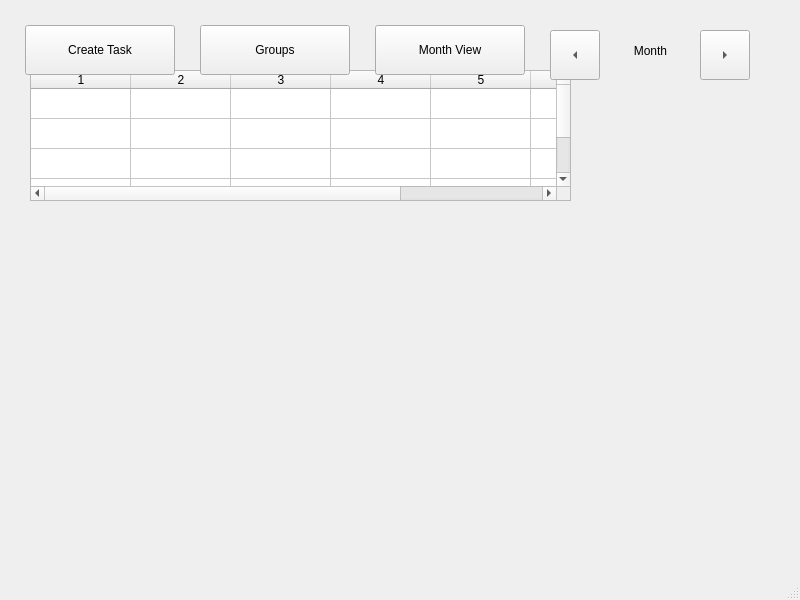
The window that mainwindow.ui (Racabane/TaskPlanner) describes before a commit, drawn with Qt 5.
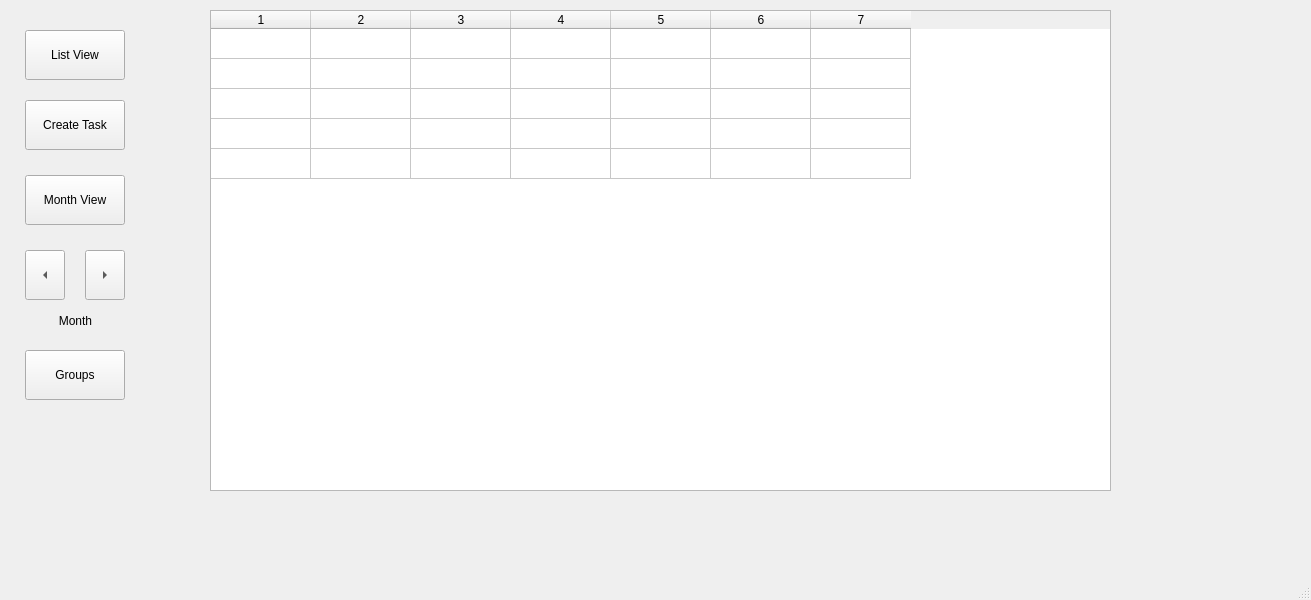
The same window after the commit.

Commit message: added list but issues with loading more tasks and visualls

Patch:
```diff
--- a/mainwindow.ui
+++ b/mainwindow.ui
@@ -6,7 +6,7 @@
    <rect>
     <x>0</x>
     <y>0</y>
-    <width>800</width>
+    <width>1311</width>
     <height>600</height>
    </rect>
   </property>
@@ -20,12 +20,18 @@
    <widget class="QTableWidget" name="tableWidget">
     <property name="geometry">
      <rect>
-      <x>30</x>
-      <y>70</y>
-      <width>541</width>
-      <height>131</height>
+      <x>210</x>
+      <y>10</y>
+      <width>901</width>
+      <height>481</height>
      </rect>
     </property>
+    <property name="sizePolicy">
+     <sizepolicy hsizetype="Expanding" vsizetype="Expanding">
+      <horstretch>0</horstretch>
+      <verstretch>0</verstretch>
+     </sizepolicy>
+    </property>
     <property name="minimumSize">
      <size>
       <width>541</width>
@@ -82,8 +88,8 @@
     <property name="geometry">
      <rect>
       <x>25</x>
-      <y>25</y>
-      <width>150</width>
+      <y>100</y>
+      <width>100</width>
       <height>50</height>
      </rect>
     </property>
@@ -97,9 +103,9 @@
    <widget class="QPushButton" name="MonthView">
     <property name="geometry">
      <rect>
-      <x>375</x>
-      <y>25</y>
-      <width>150</width>
+      <x>25</x>
+      <y>175</y>
+      <width>100</width>
       <height>50</height>
      </rect>
     </property>
@@ -110,9 +116,9 @@
    <widget class="QToolButton" name="toolButton">
     <property name="geometry">
      <rect>
-      <x>200</x>
-      <y>25</y>
-      <width>150</width>
+      <x>25</x>
+      <y>350</y>
+      <width>100</width>
       <height>50</height>
      </rect>
     </property>
@@ -126,9 +132,9 @@
    <widget class="QToolButton" name="Prev">
     <property name="geometry">
      <rect>
-      <x>550</x>
-      <y>30</y>
-      <width>50</width>
+      <x>25</x>
+      <y>250</y>
+      <width>40</width>
       <height>50</height>
      </rect>
     </property>
@@ -142,9 +148,9 @@
    <widget class="QToolButton" name="Next">
     <property name="geometry">
      <rect>
-      <x>700</x>
-      <y>30</y>
-      <width>50</width>
+      <x>85</x>
+      <y>250</y>
+      <width>40</width>
       <height>50</height>
      </rect>
     </property>
@@ -158,8 +164,8 @@
    <widget class="QLabel" name="MonthDisplay">
     <property name="geometry">
      <rect>
-      <x>610</x>
-      <y>40</y>
+      <x>35</x>
+      <y>310</y>
       <width>81</width>
       <height>21</height>
      </rect>
@@ -174,6 +180,19 @@
      <set>Qt::AlignmentFlag::AlignCenter</set>
     </property>
    </widget>
+   <widget class="QPushButton" name="ListView">
+    <property name="geometry">
+     <rect>
+      <x>25</x>
+      <y>30</y>
+      <width>100</width>
+      <height>50</height>
+     </rect>
+    </property>
+    <property name="text">
+     <string>List View</string>
+    </property>
+   </widget>
   </widget>
   <widget class="QMenuBar" name="menubar">
    <property name="geometry">
```
Left out of the diff: 4 changed lines with no effect on the pictures. The commit also changes 2 other files.
